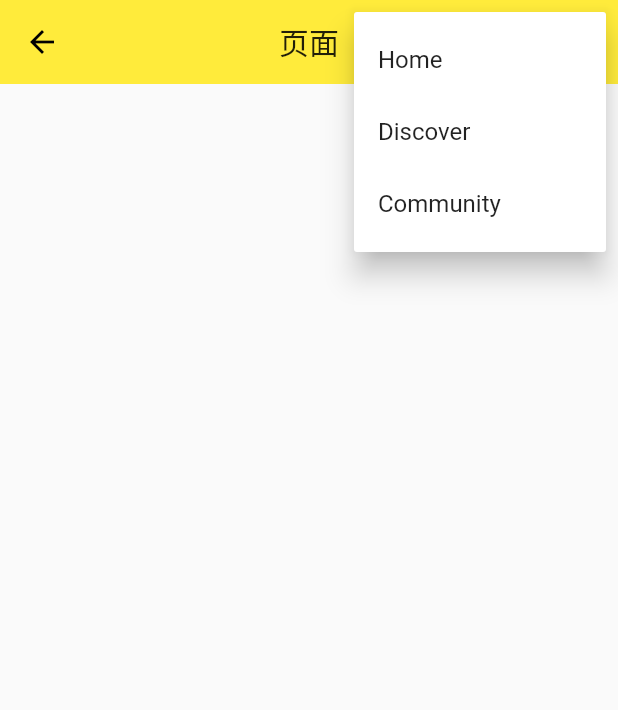
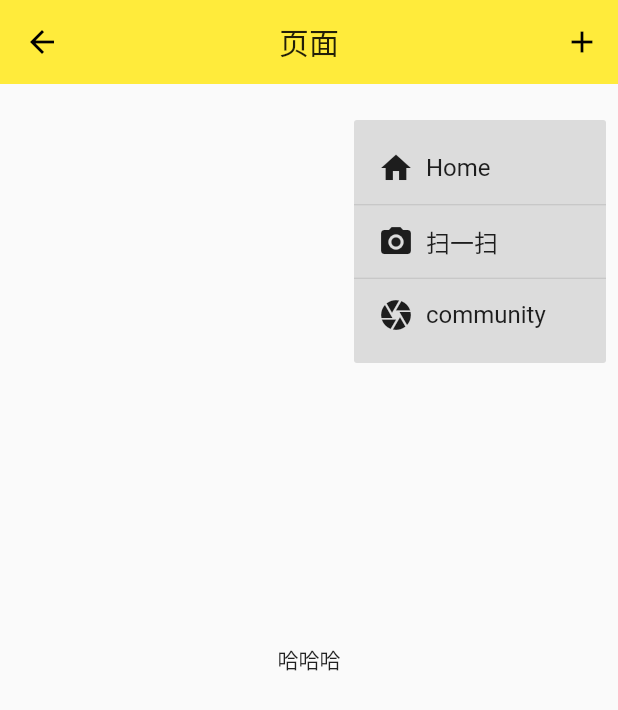
Before and after one commit to nmk0718/flutter_app, a Flutter app: the basic screen opened directly, after a tap on the "add" icon, on a phone screen of 412 x 824 dp. Shown: the top 710 px of the screen. Run offline on Flutter 3.47's test engine with Material 2 defaults, Android fonts, the phone set to English and light mode, and no system bars; our stand-ins replace connectivity, dio, flutter_swiper; missing offline and left inert: flutter_webview_plugin, images_picker, scan; network calls fail.

Commit message:
增加扫码功能

```diff
--- a/app/lib/View/basic.dart
+++ b/app/lib/View/basic.dart
@@ -1,7 +1,78 @@
 import 'package:flutter/cupertino.dart';
 import 'package:flutter/material.dart';
+import 'package:flutter_webview_plugin/flutter_webview_plugin.dart';
 
-class basic extends StatelessWidget {
+import 'ScanPage.dart';
+import 'login.dart';
+
+enum WhyFarther { add, delet }
+
+class basic extends StatefulWidget {
+  basicState createState() => basicState();
+}
+
+class basicState extends State<basic> {
+  String content = '';
+
+  Menu() async {
+    String result = await showMenu(
+        context: context,
+        elevation: 0.0,
+        position: RelativeRect.fromLTRB(100.0, 80.0, 0.0, 100.0),
+        color: Colors.black12,
+        items: <PopupMenuEntry<String>>[
+          PopupMenuItem(
+            value: 'Home',
+            child: Row(
+              children: <Widget>[
+                Padding(
+                  padding: EdgeInsets.fromLTRB(0.0, 0.0, 8.0, 0.0),
+                  child: Icon(Icons.home),
+                ),
+                Text('Home'),
+              ],
+            ),
+          ),
+          PopupMenuDivider(
+            height: 1.0,
+          ),
+          PopupMenuItem(
+              value: 'scan',
+              child: Row(children: <Widget>[
+                Padding(
+                    padding: EdgeInsets.fromLTRB(0.0, 0.0, 8.0, 0.0),
+                    child: Icon(Icons.camera_alt)),
+                Text('扫一扫')
+              ])),
+          PopupMenuDivider(
+            height: 1.0,
+          ),
+          PopupMenuItem(
+              value: 'community',
+              child: Row(children: <Widget>[
+                Padding(
+                    padding: EdgeInsets.fromLTRB(0.0, 0.0, 8.0, 0.0),
+                    child: Icon(Icons.camera)),
+                Text('community')
+              ])),
+        ]);
+    switch (result) {
+      case 'Home':
+        print('点击了Home');
+        break;
+      case 'scan':
+        print('点击了scan');
+        Navigator.push(
+            context,
+            MaterialPageRoute(builder: (context) => ScanPage()),
+        );
+        break;
+      case 'community':
+        print('点击了community');
+        break;
+    }
+  }
+
   @override
   Widget build(BuildContext context) {
     // TODO: implement build
@@ -11,16 +82,15 @@ class basic extends StatelessWidget {
           title: Text('页面'),
           elevation: 0.0,
           actions: <Widget>[
-          PopupMenuButton(
+            IconButton(
                 icon: Icon(Icons.add),
-              itemBuilder: (BuildContext context) => [
-                PopupMenuItem(value: 'Home',child: Text('Home')),
-                PopupMenuItem(value: 'Discover',child: Text('Discover')),
-                PopupMenuItem(value: 'Community',child: Text('Community')),
-              ]
-          ),
+                onPressed: () {
+                  Menu();
+                }),
           ],
         ),
-    );
+        body: Center(
+          child: Text("哈哈哈")
+        ));
   }
 }
--- a/app/lib/View/listview.dart
+++ b/app/lib/View/listview.dart
@@ -3,9 +3,9 @@ import '../model/post_show.dart';
 import '../model/post.dart';
 
 class listview extends StatelessWidget {
+
   Widget _ListItemBuilder(BuildContext context, int index) {
-    return
-      Container(
+      return Container(
             color: Colors.white,
             margin: EdgeInsets.all(8.0),
             child: Stack(
--- a/app/lib/main.dart
+++ b/app/lib/main.dart
@@ -22,7 +22,7 @@ class App extends StatelessWidget {
         debugShowCheckedModeBanner: false,
         //home: NavigatorDemo(),
         //初始根路由
-        initialRoute: '/login',
+        initialRoute: '/home',
         routes: {
           '/register': (context) => register(),
           '/login': (context) => login(),
--- a/app/pubspec.yaml
+++ b/app/pubspec.yaml
@@ -32,6 +32,11 @@ dependencies:
   dio: ^3.0.9
   connectivity: ^0.4.4
   shared_preferences: ^0.5.3+4
+  flutter_swiper : ^1.1.6
+  scan: ^0.0.3
+  images_picker: ^0.0.5
+  permission_handler: ^5.0.1+1
+  flutter_webview_plugin: ^0.3.11
 
 dev_dependencies:
   flutter_test:
```
Also changed, not shown: app/lib/View/PopupMenuButton.dart (deleted, +0 -102 lines), app/lib/View/ScanPage.dart (added, +90 -0 lines), app/lib/View/view.dart (+44 -17 lines), app/pubspec.lock, 4 other files. Lines whose indentation alone changed are shown as unchanged.
